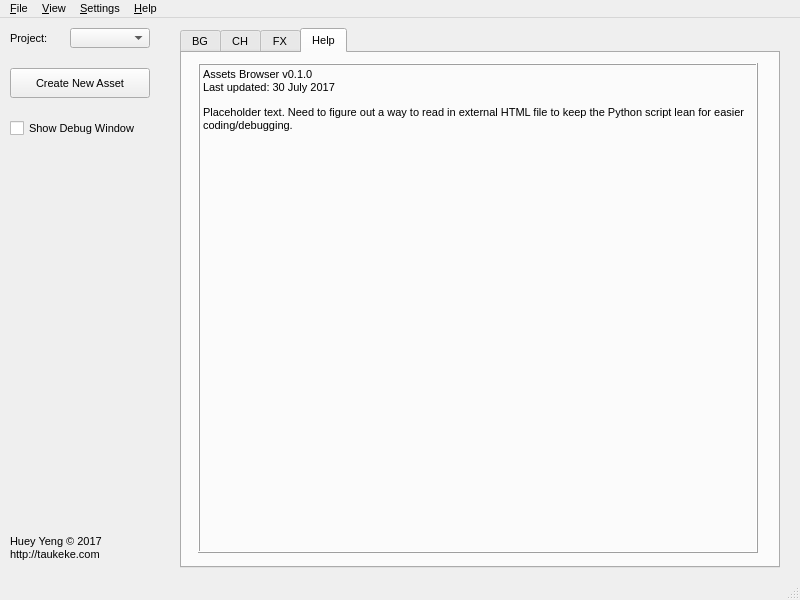
This is ui/main.ui in hueyyeng/AssetsBrowser as Qt 5 draws it before an edit. The edited form follows.
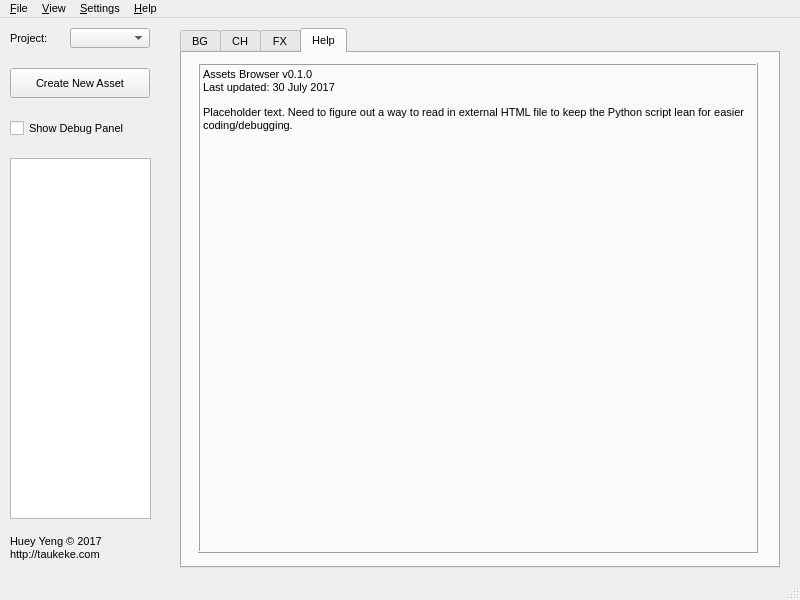
This is the edited form.

The edit to the form file:
```diff
--- a/ui/main.ui
+++ b/ui/main.ui
@@ -212,7 +212,7 @@
      </sizepolicy>
     </property>
     <property name="text">
-     <string>Show Debug Window</string>
+     <string>Show Debug Panel</string>
     </property>
    </widget>
    <widget class="QLabel" name="labelProject">
@@ -277,6 +277,16 @@
      <enum>Qt::AutoText</enum>
     </property>
    </widget>
+   <widget class="QTextEdit" name="textEdit">
+    <property name="geometry">
+     <rect>
+      <x>10</x>
+      <y>140</y>
+      <width>141</width>
+      <height>361</height>
+     </rect>
+    </property>
+   </widget>
   </widget>
   <widget class="QMenuBar" name="menubar">
    <property name="geometry">
```
